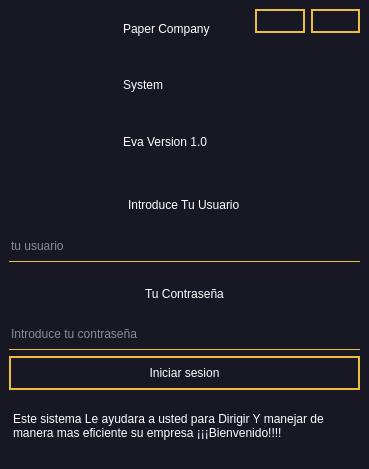
Above: ui/initsesion.ui from leonardo2322/Eva before the change. Below: the same form after it.
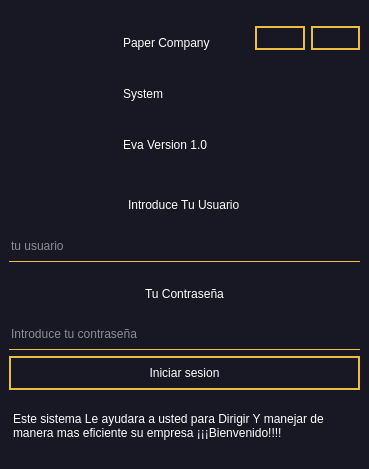
That is the form after the change. Icons and pictures are not drawn.

What changed in the file:
```diff
--- a/ui/initsesion.ui
+++ b/ui/initsesion.ui
@@ -118,7 +118,7 @@
           <number>0</number>
          </property>
          <property name="topMargin">
-          <number>0</number>
+          <number>17</number>
          </property>
          <property name="rightMargin">
           <number>0</number>
```
Left out of the diff: 12 changed lines with no effect on the pictures.
